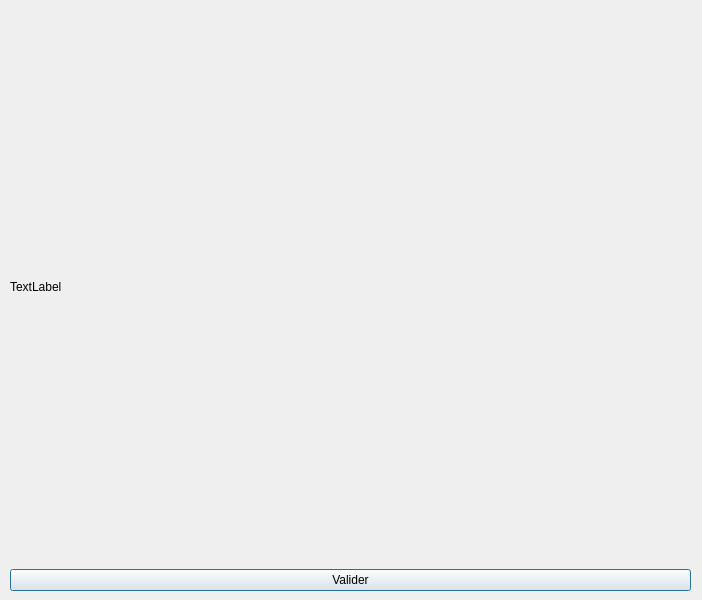
Qt form ruledialog.ui (FredBELDA/CodingRulesChecker) before a commit.
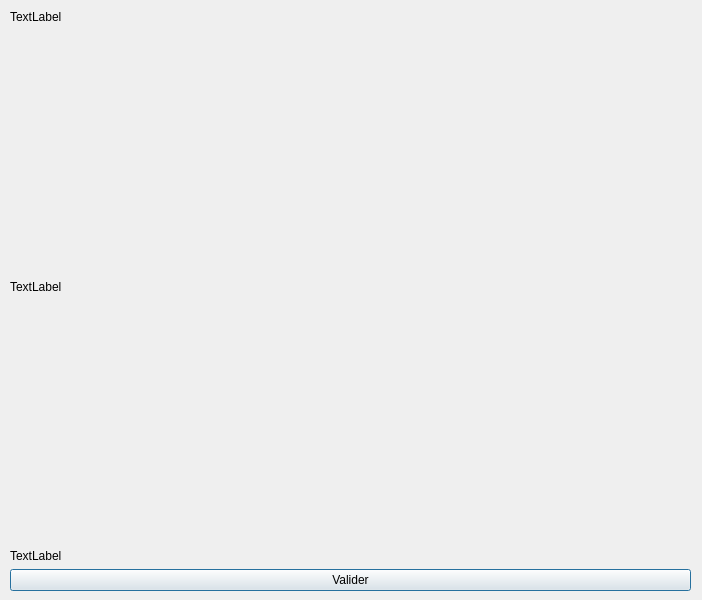
The same form after that commit.

Commit message: Modify ui file for rules + example

Patch:
```diff
--- a/ruledialog.ui
+++ b/ruledialog.ui
@@ -30,6 +30,46 @@
       </property>
      </widget>
     </item>
+    <item>
+     <spacer name="verticalSpacer">
+      <property name="orientation">
+       <enum>Qt::Vertical</enum>
+      </property>
+      <property name="sizeHint" stdset="0">
+       <size>
+        <width>20</width>
+        <height>40</height>
+       </size>
+      </property>
+     </spacer>
+    </item>
+    <item>
+     <widget class="QLabel" name="label_Example">
+      <property name="text">
+       <string>TextLabel</string>
+      </property>
+     </widget>
+    </item>
+    <item>
+     <spacer name="verticalSpacer_2">
+      <property name="orientation">
+       <enum>Qt::Vertical</enum>
+      </property>
+      <property name="sizeHint" stdset="0">
+       <size>
+        <width>20</width>
+        <height>40</height>
+       </size>
+      </property>
+     </spacer>
+    </item>
+    <item>
+     <widget class="QLabel" name="label_Explanation">
+      <property name="text">
+       <string>TextLabel</string>
+      </property>
+     </widget>
+    </item>
     <item>
      <widget class="QPushButton" name="pushButton_Valider">
       <property name="text">
```
The commit also changes 4 other files.
